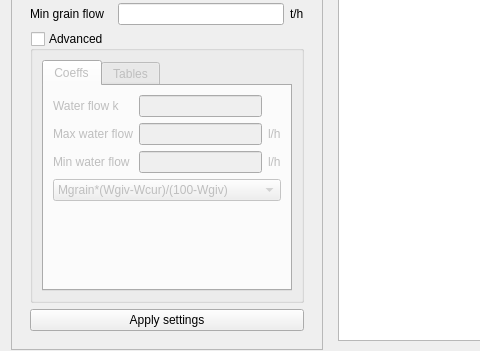
This is gui/mainwindow.ui in Shmuma/grain-watering as Qt 5 draws it before an edit; both pictures show x 0 to 480 and y 148 to 499 of the 932 by 704 pixel window. The edited form follows.
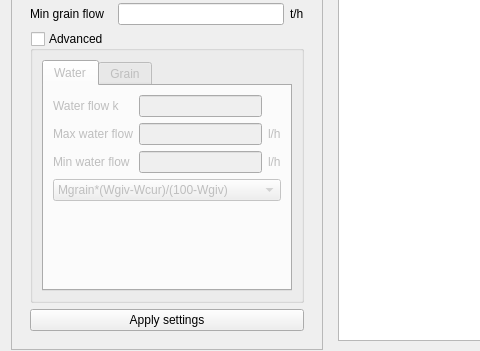
This is the edited form. The open tabs and pages were chosen to show the change. Custom widgets are drawn as their Qt base class.

What changed in the file:
```diff
--- a/gui/mainwindow.ui
+++ b/gui/mainwindow.ui
@@ -703,7 +703,7 @@
                    </property>
                    <widget class="QWidget" name="tab" >
                     <attribute name="title" >
-                     <string>Coeffs</string>
+                     <string>Water</string>
                     </attribute>
                     <layout class="QVBoxLayout" >
                      <item>
@@ -792,7 +792,7 @@
                    </widget>
                    <widget class="QWidget" name="tab_2" >
                     <attribute name="title" >
-                     <string>Tables</string>
+                     <string>Grain</string>
                     </attribute>
                     <layout class="QVBoxLayout" >
                      <item>
```
Left out of the diff: 8 changed lines with no effect on the pictures.
